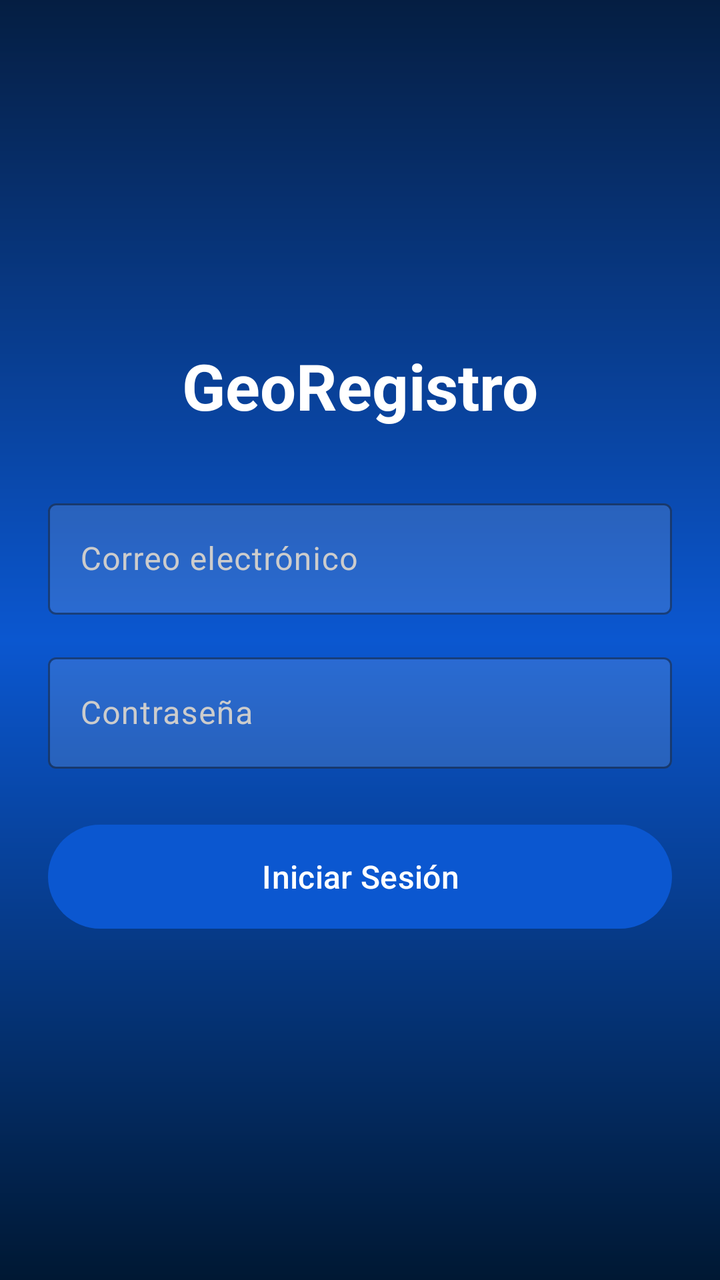
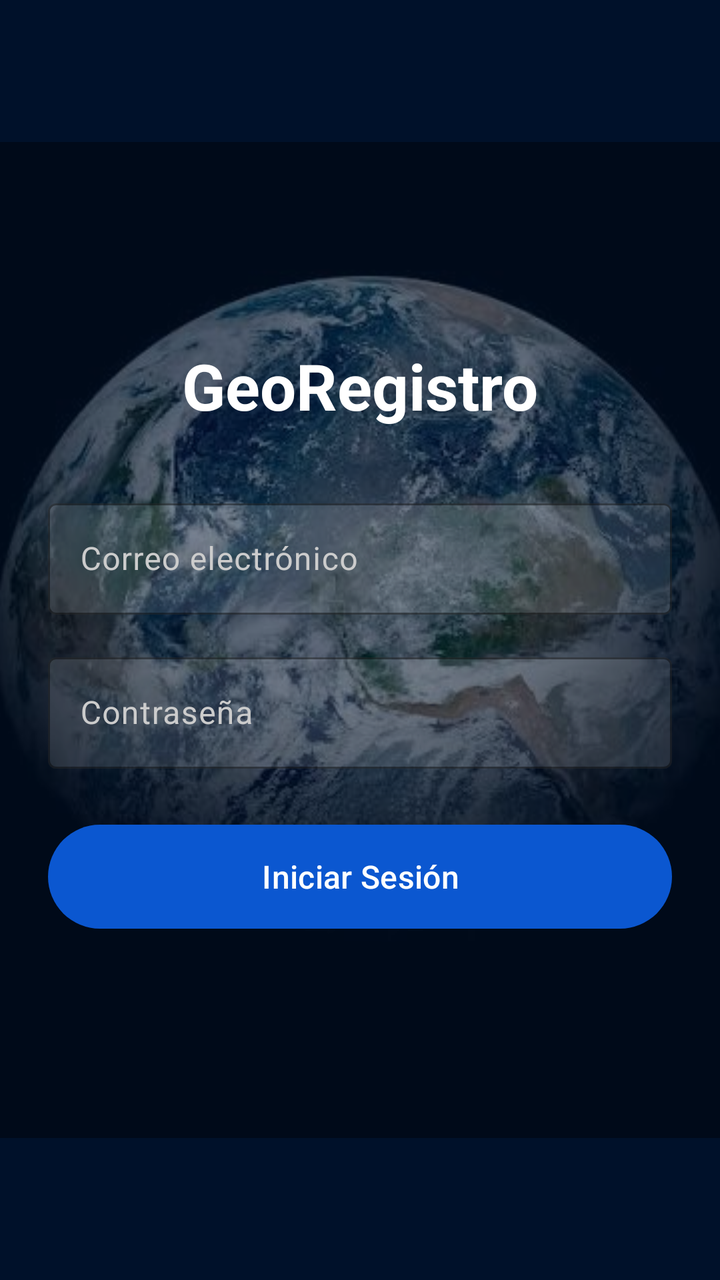

Screens rendered from an Android XML layout before and after an edit, with the pre-edit source and the edit as a unified diff.
<!-- AndroidManifest.xml: application theme Theme.GeoRegristro -->
<!-- res/layout/activity_main.xml -->
<?xml version="1.0" encoding="utf-8"?>
<LinearLayout xmlns:android="http://schemas.android.com/apk/res/android"
    xmlns:app="http://schemas.android.com/apk/res-auto"
    android:layout_width="match_parent"
    android:layout_height="match_parent"
    android:background="@drawable/bg_app_earth"
    android:gravity="center"
    android:orientation="vertical"
    android:padding="24dp">

    <TextView
        android:layout_width="wrap_content"
        android:layout_height="wrap_content"
        android:text="GeoRegistro"
        android:textSize="32sp"
        android:textStyle="bold"
        android:textColor="#FFFFFF"
        android:layout_marginBottom="32dp" />

    <com.google.android.material.textfield.TextInputLayout
        android:layout_width="match_parent"
        android:layout_height="wrap_content"
        android:hint="Correo electrónico"
        android:textColorHint="#CCCCCC"
        app:boxBackgroundColor="#20FFFFFF"
        app:boxStrokeColor="#FFFFFF"
        app:hintTextColor="#FFFFFF"
        android:layout_marginBottom="16dp">

        <com.google.android.material.textfield.TextInputEditText
            android:id="@+id/etEmail"
            android:layout_width="match_parent"
            android:layout_height="wrap_content"
            android:textColor="#FFFFFF"
            android:inputType="textEmailAddress" />
    </com.google.android.material.textfield.TextInputLayout>

    <com.google.android.material.textfield.TextInputLayout
        android:layout_width="match_parent"
        android:layout_height="wrap_content"
        android:hint="Contraseña"
        android:textColorHint="#CCCCCC"
        app:boxBackgroundColor="#20FFFFFF"
        app:boxStrokeColor="#FFFFFF"
        app:hintTextColor="#FFFFFF"
        android:layout_marginBottom="24dp">

        <com.google.android.material.textfield.TextInputEditText
            android:id="@+id/etPassword"
            android:layout_width="match_parent"
            android:layout_height="wrap_content"
            android:textColor="#FFFFFF"
            android:inputType="textPassword" />
    </com.google.android.material.textfield.TextInputLayout>

    <Button
        android:id="@+id/btnLogin"
        android:layout_width="match_parent"
        android:layout_height="60dp"
        android:text="Iniciar Sesión"
        android:textSize="16sp" />

</LinearLayout>
<!-- resources referenced by this layout -->
<resources>
  <!-- drawable bg_app_earth (drawable) -->
  <?xml version="1.0" encoding="utf-8"?>
  <shape xmlns:android="http://schemas.android.com/apk/res/android"
      android:shape="rectangle">
      <gradient
          android:angle="270"
          android:startColor="#051E42"
          android:centerColor="#0B57D0"
          android:endColor="#001833"
          android:type="linear" />
  </shape>
  <style name="Theme.GeoRegristro" parent="Base.Theme.GeoRegristro" />
  <style name="Base.Theme.GeoRegristro" parent="Theme.Material3.DayNight.NoActionBar">
          
          <item name="colorPrimary">@color/earth_blue_primary</item>
          <item name="colorOnPrimary">@color/earth_blue_on_primary</item>
          <item name="colorPrimaryContainer">@color/earth_blue_container</item>
          <item name="colorOnPrimaryContainer">@color/earth_blue_on_container</item>
          <item name="colorSecondary">@color/earth_cyan_secondary</item>
          <item name="colorSecondaryContainer">@color/earth_cyan_container</item>
          <item name="android:statusBarColor">@color/earth_blue_primary</item>
      </style>
  <color name="earth_blue_primary">#0B57D0</color>
  <color name="earth_blue_on_primary">#FFFFFF</color>
  <color name="earth_blue_container">#D3E3FD</color>
  <color name="earth_blue_on_container">#041E49</color>
  <color name="earth_cyan_secondary">#006874</color>
  <color name="earth_cyan_container">#97F0FF</color>
</resources>

<!-- the commit's change to res/layout/activity_main.xml (unified diff, before → after) -->
@@ -3,7 +3,7 @@
     xmlns:app="http://schemas.android.com/apk/res-auto"
     android:layout_width="match_parent"
     android:layout_height="match_parent"
-    android:background="@drawable/bg_app_earth"
+    android:background="@drawable/bg_tierra"
     android:gravity="center"
     android:orientation="vertical"
     android:padding="24dp">
<!-- resource entries referenced after the edit -->
@@ -1,17 +1,28 @@
 <!-- resources referenced by this layout -->
 <resources>
-  <!-- drawable bg_app_earth (drawable) -->
+  <!-- drawable bg_tierra (drawable) -->
   <?xml version="1.0" encoding="utf-8"?>
-  <shape xmlns:android="http://schemas.android.com/apk/res/android"
-      android:shape="rectangle">
-      <gradient
-          android:angle="270"
-          android:startColor="#051E42"
-          android:centerColor="#0B57D0"
-          android:endColor="#001833"
-          android:type="linear" />
-  </shape>
+  <layer-list xmlns:android="http://schemas.android.com/apk/res/android">
+      
+      <item>
+          <color android:color="#00122A" />
+      </item>
+  
+      
+      <item>
+          <bitmap
+              android:src="@drawable/tierra"
+              android:gravity="center"
+              android:tileMode="disabled" />
+      </item>
+  
+      
+      <item>
+          <color android:color="#9900122A" />
+      </item>
+  </layer-list>
   <style name="Theme.GeoRegristro" parent="Base.Theme.GeoRegristro" />
+  <!-- drawable tierra: jpg bitmap (drawable, 26514 bytes) -->
   <style name="Base.Theme.GeoRegristro" parent="Theme.Material3.DayNight.NoActionBar">
           
           <item name="colorPrimary">@color/earth_blue_primary</item>
